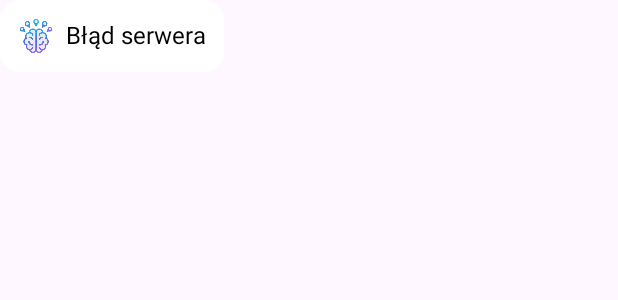
After one commit to elmaccho/quizcraft, an Android app: the layout custom_toast.xml on its own in the app's theme, with its tools: preview values and no code run, on a phone screen of 412 x 824 dp. The commit adds this screen. Shown: the top 300 px of the screen. Run offline under Robolectric (Android 15) with nearby library versions, the phone set to English and light mode, and no system bars.

Commit message:
Customowy toast (powiadomienie), kolorystyka linkow

```diff
--- /dev/null
+++ b/app/src/main/res/drawable/custom_toast_backgroud.xml
@@ -0,0 +1,13 @@
+<?xml version="1.0" encoding="utf-8"?>
+<shape xmlns:android="http://schemas.android.com/apk/res/android"
+    android:shape="rectangle"
+    >
+
+    <solid
+        android:color="#FFFFFF"
+        />
+    <corners
+        android:radius="13dp"
+        />
+
+</shape>
--- a/app/src/main/res/drawable/login_btn.xml
+++ b/app/src/main/res/drawable/login_btn.xml
@@ -1,6 +1,6 @@
 <?xml version="1.0" encoding="utf-8"?>
 <shape xmlns:android="http://schemas.android.com/apk/res/android" android:shape="rectangle">
-    <solid android:color="#5856D6"/>
+    <solid android:color="#7B63F2"/>
     <stroke android:width="0dp"/>
     <corners android:radius="8dp"/>
 
--- /dev/null
+++ b/app/src/main/res/layout/custom_toast.xml
@@ -0,0 +1,32 @@
+<!--<?xml version="1.0" encoding="utf-8"?>-->
+<!--<androidx.constraintlayout.widget.ConstraintLayout xmlns:android="http://schemas.android.com/apk/res/android"-->
+<!--    android:layout_width="match_parent"-->
+<!--    android:layout_height="match_parent">-->
+
+<!--</androidx.constraintlayout.widget.ConstraintLayout>-->
+
+<LinearLayout
+    xmlns:android="http://schemas.android.com/apk/res/android"
+    android:id="@+id/custom_toast_container"
+    android:padding="12dp"
+    android:background="@drawable/custom_toast_backgroud"
+    android:layout_width="wrap_content"
+    android:layout_height="wrap_content"
+    >
+    <ImageView
+        android:id="@+id/toast_icon"
+        android:layout_width="24dp"
+        android:layout_height="24dp"
+        android:layout_marginEnd="8dp"
+        android:src="@drawable/logo"
+        />
+    <TextView
+        android:id="@+id/toast_text"
+        android:layout_width="wrap_content"
+        android:layout_height="wrap_content"
+        android:textColor="@color/black"
+        android:textSize="16sp"
+        android:text="Błąd serwera"
+        />
+
+</LinearLayout>
--- a/app/src/main/res/layout/logowanie.xml
+++ b/app/src/main/res/layout/logowanie.xml
@@ -134,7 +134,7 @@
         app:layout_constraintRight_toRightOf="parent"
         android:text="Zarejestruj się"
         android:textSize="16sp"
-        android:textColor="@color/white"
+        android:textColor="#7B63F2"
         android:layout_marginTop="24dp"
         android:layout_marginLeft="0dp"
         android:layout_marginRight="90dp"
--- a/app/src/main/res/layout/rejestracja.xml
+++ b/app/src/main/res/layout/rejestracja.xml
@@ -190,7 +190,7 @@
         app:layout_constraintRight_toRightOf="parent"
         android:text="Zaloguj się"
         android:textSize="16sp"
-        android:textColor="@color/white"
+        android:textColor="#7B63F2"
         android:layout_marginTop="24dp"
         android:layout_marginRight="90dp"
         android:clickable="true"
```
Also changed, not shown: app/src/main/java/com/example/quizcraft/CustomToast.java (added, +26 -0 lines), app/src/main/java/com/example/quizcraft/Rejestracja.java (+6 -5 lines).
